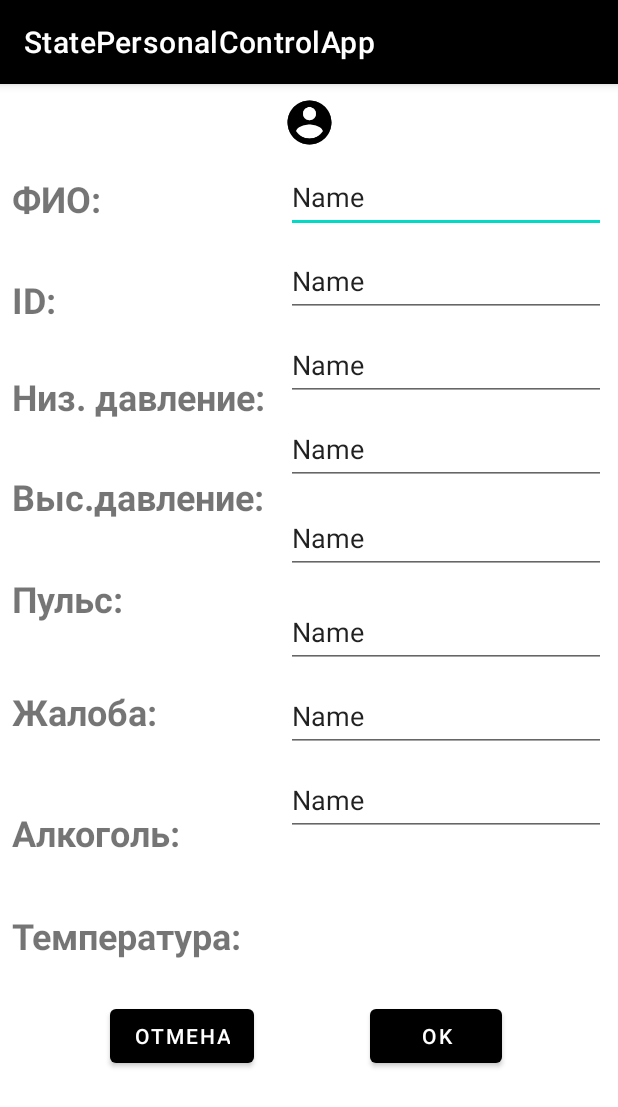
After one commit to DisneoQWE/AndroidAppPersonalControl, an Android app: the AddItem screen opened directly, with no data from a screen before it, on a phone screen of 412 x 824 dp. The commit adds this screen. Shown: the top 1107 px of the screen. Run offline under Robolectric (Android 15) with nearby library versions, the phone set to English and light mode, and no system bars.

Commit message:
добавлена кнопка добавления сотрудника к списку

```diff
--- a/app/src/main/AndroidManifest.xml
+++ b/app/src/main/AndroidManifest.xml
@@ -14,6 +14,9 @@
         android:theme="@style/Theme.StatePersonalControlApp"
         tools:targetApi="31">
         <activity
+            android:name=".AddItem"
+            android:exported="false" />
+        <activity
             android:name=".ItemActivity"
             android:exported="false" />
         <activity
--- /dev/null
+++ b/app/src/main/java/com/example/statepersonalcontrolapp/AddItem.java
@@ -0,0 +1,36 @@
+package com.example.statepersonalcontrolapp;
+
+import androidx.appcompat.app.AppCompatActivity;
+
+import android.content.Intent;
+import android.os.Bundle;
+import android.view.View;
+import android.widget.Button;
+
+public class AddItem extends AppCompatActivity {
+    Button okButton, cancelButton;
+    @Override
+    protected void onCreate(Bundle savedInstanceState) {
+        super.onCreate(savedInstanceState);
+        setContentView(R.layout.activity_add_item);
+
+        okButton = findViewById(R.id.okButton);
+        cancelButton = findViewById(R.id.cancelButton);
+
+        okButton.setOnClickListener(new View.OnClickListener() {
+            @Override
+            public void onClick(View view) {
+                Intent intent = new Intent(AddItem.this, MainActivity.class);
+                startActivity(intent);
+            }
+        });
+
+        cancelButton.setOnClickListener(new View.OnClickListener() {
+            @Override
+            public void onClick(View view) {
+                Intent intent = new Intent(AddItem.this, MainActivity.class);
+                startActivity(intent);
+            }
+        });
+    }
+}
--- a/app/src/main/java/com/example/statepersonalcontrolapp/MainActivity.java
+++ b/app/src/main/java/com/example/statepersonalcontrolapp/MainActivity.java
@@ -6,6 +6,8 @@ import androidx.recyclerview.widget.RecyclerView;
 
 import android.content.Intent;
 import android.os.Bundle;
+import android.view.View;
+import android.widget.Button;
 
 import com.example.statepersonalcontrolapp.adapter.EmployeeAdapter;
 import com.example.statepersonalcontrolapp.model.Employee;
@@ -15,7 +17,7 @@ import java.util.LinkedList;
 public class MainActivity extends AppCompatActivity implements RecyclerViewInterface{
     LinkedList<Employee> employeeLinkedList = new LinkedList<>();
     int[] employeeImages = {R.drawable.ic_baseline_account_circle_24};
-
+    Button addButton;
     @Override
     protected void onCreate(Bundle savedInstanceState) {
         super.onCreate(savedInstanceState);
@@ -26,6 +28,15 @@ public class MainActivity extends AppCompatActivity implements RecyclerViewInter
         EmployeeAdapter employeeAdapter = new EmployeeAdapter(this, employeeLinkedList, this);
         recyclerView.setAdapter(employeeAdapter);
         recyclerView.setLayoutManager(new LinearLayoutManager(this));
+
+        addButton = findViewById(R.id.addButton);
+        addButton.setOnClickListener(new View.OnClickListener() {
+            @Override
+            public void onClick(View view) {
+                Intent intent = new Intent(MainActivity.this, AddItem.class);
+                startActivity(intent);
+            }
+        });
     }
 
     private void setUpEmployee(){
--- /dev/null
+++ b/app/src/main/res/layout/activity_add_item.xml
@@ -0,0 +1,305 @@
+<?xml version="1.0" encoding="utf-8"?>
+<androidx.constraintlayout.widget.ConstraintLayout xmlns:android="http://schemas.android.com/apk/res/android"
+    xmlns:app="http://schemas.android.com/apk/res-auto"
+    xmlns:tools="http://schemas.android.com/tools"
+    android:layout_width="match_parent"
+    android:layout_height="match_parent"
+    tools:context=".AddItem">
+
+    <ImageView
+        android:id="@+id/imageView2"
+        android:layout_width="51dp"
+        android:layout_height="35dp"
+        android:layout_marginTop="8dp"
+        app:layout_constraintBottom_toBottomOf="parent"
+        app:layout_constraintEnd_toEndOf="parent"
+        app:layout_constraintStart_toStartOf="parent"
+        app:layout_constraintTop_toTopOf="parent"
+        app:layout_constraintVertical_bias="0.0"
+        app:srcCompat="@drawable/ic_baseline_account_circle_24" />
+
+    <TextView
+        android:id="@+id/textView3"
+        android:layout_width="wrap_content"
+        android:layout_height="wrap_content"
+        android:layout_marginStart="8dp"
+        android:layout_marginTop="8dp"
+        android:text="ФИО:"
+        android:textSize="24sp"
+        android:textStyle="bold"
+        app:layout_constraintBottom_toBottomOf="parent"
+        app:layout_constraintEnd_toEndOf="parent"
+        app:layout_constraintHorizontal_bias="0.0"
+        app:layout_constraintStart_toStartOf="parent"
+        app:layout_constraintTop_toBottomOf="@+id/imageView2"
+        app:layout_constraintVertical_bias="0.013" />
+
+    <EditText
+        android:id="@+id/namePlain"
+        android:layout_width="wrap_content"
+        android:layout_height="48dp"
+        android:layout_marginStart="32dp"
+        android:layout_marginTop="8dp"
+        android:layout_marginEnd="8dp"
+        android:ems="10"
+        android:inputType="textPersonName"
+        android:minHeight="48dp"
+        android:text="Name"
+        app:layout_constraintBottom_toBottomOf="parent"
+        app:layout_constraintEnd_toEndOf="parent"
+        app:layout_constraintHorizontal_bias="1.0"
+        app:layout_constraintStart_toEndOf="@+id/textView3"
+        app:layout_constraintTop_toBottomOf="@+id/imageView2"
+        app:layout_constraintVertical_bias="0.0" />
+
+    <TextView
+        android:id="@+id/textView6"
+        android:layout_width="wrap_content"
+        android:layout_height="wrap_content"
+        android:layout_marginStart="8dp"
+        android:layout_marginEnd="32dp"
+        android:text="ID: "
+        android:textSize="24sp"
+        android:textStyle="bold"
+        app:layout_constraintBottom_toBottomOf="parent"
+        app:layout_constraintEnd_toEndOf="parent"
+        app:layout_constraintHorizontal_bias="0.0"
+        app:layout_constraintStart_toStartOf="parent"
+        app:layout_constraintTop_toBottomOf="@+id/textView3"
+        app:layout_constraintVertical_bias="0.054" />
+
+    <EditText
+
+        android:id="@+id/idPlain"
+        android:layout_width="wrap_content"
+        android:layout_height="48dp"
+        android:layout_marginStart="32dp"
+        android:layout_marginTop="8dp"
+        android:layout_marginEnd="8dp"
+        android:ems="10"
+        android:inputType="textPersonName"
+        android:minHeight="48dp"
+        android:text="Name"
+        app:layout_constraintBottom_toBottomOf="parent"
+        app:layout_constraintEnd_toEndOf="parent"
+        app:layout_constraintHorizontal_bias="1.0"
+        app:layout_constraintStart_toEndOf="@+id/textView6"
+        app:layout_constraintTop_toBottomOf="@+id/namePlain"
+        app:layout_constraintVertical_bias="0.0" />
+
+    <TextView
+        android:id="@+id/textView8"
+        android:layout_width="wrap_content"
+        android:layout_height="wrap_content"
+        android:layout_marginStart="8dp"
+        android:layout_marginEnd="32dp"
+        android:text="Низ. давление:"
+        android:textSize="24sp"
+        android:textStyle="bold"
+        app:layout_constraintBottom_toBottomOf="parent"
+        app:layout_constraintEnd_toEndOf="parent"
+        app:layout_constraintHorizontal_bias="0.0"
+        app:layout_constraintStart_toStartOf="parent"
+        app:layout_constraintTop_toBottomOf="@+id/textView6"
+        app:layout_constraintVertical_bias="0.056" />
+
+    <EditText
+        android:id="@+id/lowPressurePlain"
+        android:layout_width="wrap_content"
+        android:layout_height="wrap_content"
+        android:layout_marginStart="32dp"
+        android:layout_marginTop="8dp"
+        android:layout_marginEnd="8dp"
+        android:ems="10"
+        android:inputType="textPersonName"
+        android:minHeight="48dp"
+        android:text="Name"
+        app:layout_constraintBottom_toBottomOf="parent"
+        app:layout_constraintEnd_toEndOf="parent"
+        app:layout_constraintHorizontal_bias="1.0"
+        app:layout_constraintStart_toEndOf="@+id/textView8"
+        app:layout_constraintTop_toBottomOf="@+id/idPlain"
+        app:layout_constraintVertical_bias="0.0" />
+
+    <EditText
+        android:id="@+id/topPressurePlain"
+        android:layout_width="wrap_content"
+        android:layout_height="wrap_content"
+        android:layout_marginTop="8dp"
+        android:layout_marginEnd="8dp"
+        android:ems="10"
+        android:inputType="textPersonName"
+        android:minHeight="48dp"
+        android:text="Name"
+        app:layout_constraintBottom_toBottomOf="parent"
+        app:layout_constraintEnd_toEndOf="parent"
+        app:layout_constraintHorizontal_bias="1.0"
+        app:layout_constraintStart_toEndOf="@+id/textView10"
+        app:layout_constraintTop_toBottomOf="@+id/lowPressurePlain"
+        app:layout_constraintVertical_bias="0.0" />
+
+    <EditText
+        android:id="@+id/pulsePlain"
+        android:layout_width="wrap_content"
+        android:layout_height="wrap_content"
+        android:layout_marginTop="8dp"
+        android:layout_marginEnd="8dp"
+        android:ems="10"
+        android:inputType="textPersonName"
+        android:minHeight="48dp"
+        android:text="Name"
+        app:layout_constraintBottom_toBottomOf="parent"
+        app:layout_constraintEnd_toEndOf="parent"
+        app:layout_constraintHorizontal_bias="1.0"
+        app:layout_constraintStart_toEndOf="@+id/textView12"
+        app:layout_constraintTop_toBottomOf="@+id/topPressurePlain"
+        app:layout_constraintVertical_bias="0.007" />
+
+    <EditText
+        android:id="@+id/reportPulse"
+        android:layout_width="wrap_content"
+        android:layout_height="wrap_content"
+        android:layout_marginTop="8dp"
+        android:layout_marginEnd="8dp"
+        android:ems="10"
+        android:inputType="textPersonName"
+        android:minHeight="48dp"
+        android:text="Name"
+        app:layout_constraintBottom_toBottomOf="parent"
+        app:layout_constraintEnd_toEndOf="parent"
+        app:layout_constraintHorizontal_bias="1.0"
+        app:layout_constraintStart_toEndOf="@+id/textView14"
+        app:layout_constraintTop_toBottomOf="@+id/pulsePlain"
+        app:layout_constraintVertical_bias="0.018" />
+
+    <EditText
+        android:id="@+id/alcoholPlain"
+        android:layout_width="wrap_content"
+        android:layout_height="wrap_content"
+        android:layout_marginTop="8dp"
+        android:layout_marginEnd="8dp"
+        android:ems="10"
+        android:inputType="textPersonName"
+        android:minHeight="48dp"
+        android:text="Name"
+        app:layout_constraintBottom_toBottomOf="parent"
+        app:layout_constraintEnd_toEndOf="parent"
+        app:layout_constraintHorizontal_bias="1.0"
+        app:layout_constraintStart_toEndOf="@+id/textView16"
+        app:layout_constraintTop_toBottomOf="@+id/reportPulse"
+        app:layout_constraintVertical_bias="0.0" />
+
+    <EditText
+        android:id="@+id/temperaturePlain"
+        android:layout_width="wrap_content"
+        android:layout_height="wrap_content"
+        android:layout_marginTop="8dp"
+        android:layout_marginEnd="8dp"
+        android:ems="10"
+        android:inputType="textPersonName"
+        android:minHeight="48dp"
+        android:text="Name"
+        app:layout_constraintBottom_toBottomOf="parent"
+        app:layout_constraintEnd_toEndOf="parent"
+        app:layout_constraintHorizontal_bias="1.0"
+        app:layout_constraintStart_toEndOf="@+id/textView18"
+        app:layout_constraintTop_toBottomOf="@+id/alcoholPlain"
+        app:layout_constraintVertical_bias="0.0" />
+
+    <TextView
+        android:id="@+id/textView10"
+        android:layout_width="wrap_content"
+        android:layout_height="wrap_content"
+        android:layout_marginStart="8dp"
+        android:text="Выс.давление:"
+        android:textSize="24sp"
+        android:textStyle="bold"
+        app:layout_constraintBottom_toBottomOf="parent"
+        app:layout_constraintEnd_toEndOf="parent"
+        app:layout_constraintHorizontal_bias="0.0"
+        app:layout_constraintStart_toStartOf="parent"
+        app:layout_constraintTop_toBottomOf="@+id/textView8"
+        app:layout_constraintVertical_bias="0.066" />
+
+    <TextView
+        android:id="@+id/textView12"
+        android:layout_width="wrap_content"
+        android:layout_height="wrap_content"
+        android:layout_marginStart="8dp"
+        android:text="Пульс:"
+        android:textSize="24sp"
+        android:textStyle="bold"
+        app:layout_constraintBottom_toBottomOf="parent"
+        app:layout_constraintEnd_toEndOf="parent"
+        app:layout_constraintHorizontal_bias="0.0"
+        app:layout_constraintStart_toStartOf="parent"
+        app:layout_constraintTop_toBottomOf="@+id/textView10"
+        app:layout_constraintVertical_bias="0.08" />
+
+    <TextView
+        android:id="@+id/textView14"
+        android:layout_width="wrap_content"
+        android:layout_height="wrap_content"
+        android:layout_marginStart="8dp"
+        android:text="Жалоба:"
+        android:textSize="24sp"
+        android:textStyle="bold"
+        app:layout_constraintBottom_toBottomOf="parent"
+        app:layout_constraintEnd_toEndOf="parent"
+        app:layout_constraintHorizontal_bias="0.0"
+        app:layout_constraintStart_toStartOf="parent"
+        app:layout_constraintTop_toBottomOf="@+id/textView12"
+        app:layout_constraintVertical_bias="0.114" />
+
+    <TextView
+        android:id="@+id/textView16"
+        android:layout_width="wrap_content"
+        android:layout_height="wrap_content"
+        android:layout_marginStart="8dp"
+        android:text="Алкоголь:"
+        android:textSize="24sp"
+        android:textStyle="bold"
+        app:layout_constraintBottom_toBottomOf="parent"
+        app:layout_constraintEnd_toEndOf="parent"
+        app:layout_constraintHorizontal_bias="0.0"
+        app:layout_constraintStart_toStartOf="parent"
+        app:layout_constraintTop_toBottomOf="@+id/textView14"
+        app:layout_constraintVertical_bias="0.16" />
+
+    <TextView
+        android:id="@+id/textView18"
+        android:layout_width="wrap_content"
+        android:layout_height="wrap_content"
+        android:layout_marginStart="8dp"
+        android:text="Температура:"
+        android:textSize="24sp"
+        android:textStyle="bold"
+        app:layout_constraintBottom_toBottomOf="parent"
+        app:layout_constraintEnd_toEndOf="parent"
+        app:layout_constraintHorizontal_bias="0.0"
+        app:layout_constraintStart_toStartOf="parent"
+        app:layout_constraintTop_toBottomOf="@+id/textView16"
+        app:layout_constraintVertical_bias="0.165" />
+
+    <Button
+        android:id="@+id/okButton"
+        android:layout_width="wrap_content"
+        android:layout_height="wrap_content"
+        android:text="OK"
+        app:layout_constraintBottom_toBottomOf="parent"
+        app:layout_constraintEnd_toEndOf="parent"
+        app:layout_constraintStart_toEndOf="@+id/cancelButton"
+        app:layout_constraintTop_toBottomOf="@+id/temperaturePlain" />
+
+    <Button
+        android:id="@+id/cancelButton"
+        android:layout_width="wrap_content"
+        android:layout_height="wrap_content"
+        android:text="Отмена"
+        app:layout_constraintBottom_toBottomOf="parent"
+        app:layout_constraintEnd_toEndOf="parent"
+        app:layout_constraintHorizontal_bias="0.233"
+        app:layout_constraintStart_toStartOf="parent"
+        app:layout_constraintTop_toBottomOf="@+id/temperaturePlain" />
+
+</androidx.constraintlayout.widget.ConstraintLayout>
--- a/app/src/main/res/layout/activity_main.xml
+++ b/app/src/main/res/layout/activity_main.xml
@@ -16,14 +16,14 @@
         app:layout_constraintEnd_toEndOf="parent"
         app:layout_constraintHorizontal_bias="0.51"
         app:layout_constraintStart_toStartOf="parent"
-        app:layout_constraintTop_toBottomOf="@+id/button"
+        app:layout_constraintTop_toBottomOf="@+id/addButton"
         app:layout_constraintVertical_bias="1.0" />
 
     <Button
-        android:id="@+id/button"
+        android:id="@+id/addButton"
         android:layout_width="wrap_content"
         android:layout_height="wrap_content"
-        android:text="Button"
+        android:text="Добавить"
         app:layout_constraintBottom_toBottomOf="parent"
         app:layout_constraintEnd_toEndOf="parent"
         app:layout_constraintHorizontal_bias="0.498"
```
